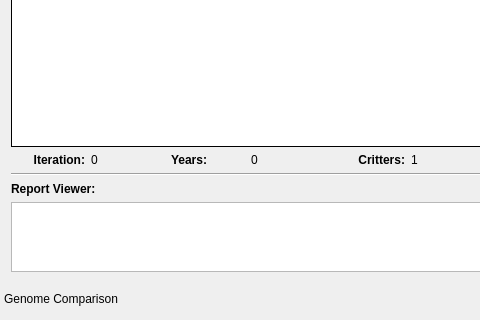
The window that mainwindow.ui (marksutton/EvoSim) describes before a commit, drawn with Qt 5; both pictures show x 0 to 480 and y 320 to 640 of the 981 by 781 pixel window.
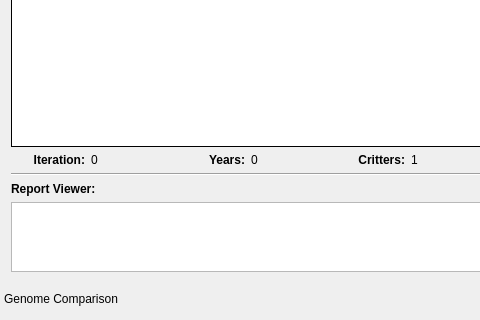
The same window after the commit.

Commit message: Tiny gui fix (right align 'years' label)

Patch:
```diff
--- a/mainwindow.ui
+++ b/mainwindow.ui
@@ -221,6 +221,9 @@
         <property name="text">
          <string>&lt;b&gt;Years:&lt;/b&gt;</string>
         </property>
+        <property name="alignment">
+         <set>Qt::AlignRight|Qt::AlignTrailing|Qt::AlignVCenter</set>
+        </property>
        </widget>
       </item>
       <item row="0" column="3">
```
